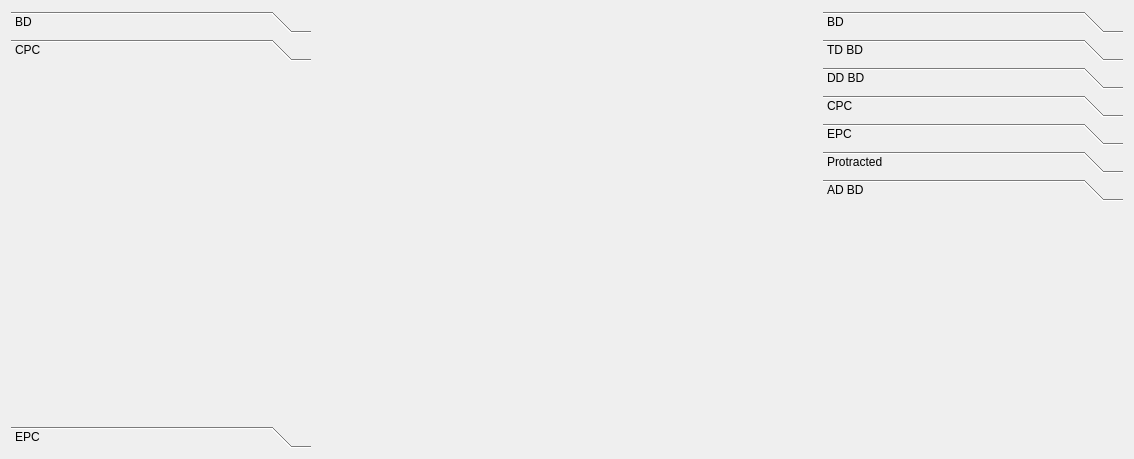
Qt form Tools/ToolTreesearcher/qttreesearchermaindialog.ui (richelbilderbeek/ProjectRichelBilderbeek) before a commit.
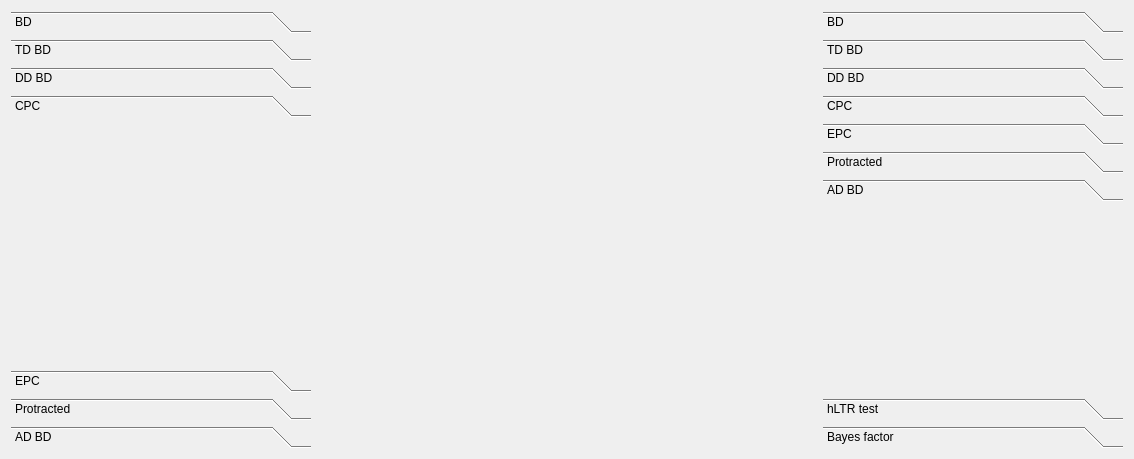
The same form after that commit. The open tabs and pages were chosen to show the change.

```diff
--- a/Tools/ToolTreesearcher/qttreesearchermaindialog.ui
+++ b/Tools/ToolTreesearcher/qttreesearchermaindialog.ui
@@ -47,13 +47,23 @@
        <string>Birth-Death</string>
       </attribute>
      </widget>
+     <widget class="QWidget" name="page_td_bc">
+      <attribute name="label">
+       <string>TD BD</string>
+      </attribute>
+     </widget>
+     <widget class="QWidget" name="page_dd_bd">
+      <attribute name="label">
+       <string>DD BD</string>
+      </attribute>
+     </widget>
      <widget class="QWidget" name="page_cpc">
       <property name="geometry">
        <rect>
         <x>0</x>
         <y>0</y>
-        <width>300</width>
-        <height>348</height>
+        <width>98</width>
+        <height>28</height>
        </rect>
       </property>
       <attribute name="label">
@@ -79,6 +89,16 @@
        <string>Exponential-size population coalescent</string>
       </attribute>
      </widget>
+     <widget class="QWidget" name="page_protracted">
+      <attribute name="label">
+       <string>Protracted</string>
+      </attribute>
+     </widget>
+     <widget class="QWidget" name="page_ad_bd">
+      <attribute name="label">
+       <string>AD BD</string>
+      </attribute>
+     </widget>
     </widget>
    </item>
    <item>
@@ -172,6 +192,14 @@
       </attribute>
      </widget>
      <widget class="QWidget" name="page_analyse_ad_bd">
+      <property name="geometry">
+       <rect>
+        <x>0</x>
+        <y>0</y>
+        <width>300</width>
+        <height>193</height>
+       </rect>
+      </property>
       <attribute name="label">
        <string>AD BD</string>
       </attribute>
@@ -179,6 +207,16 @@
        <string>Age-dependent birth-death</string>
       </attribute>
      </widget>
+     <widget class="QWidget" name="page_analyse_hlrt">
+      <attribute name="label">
+       <string>hLTR test</string>
+      </attribute>
+     </widget>
+     <widget class="QWidget" name="page_analyse_bayes_factor">
+      <attribute name="label">
+       <string>Bayes factor</string>
+      </attribute>
+     </widget>
     </widget>
    </item>
   </layout>
```
Left out of the diff: 40 changed lines with no effect on the pictures.
